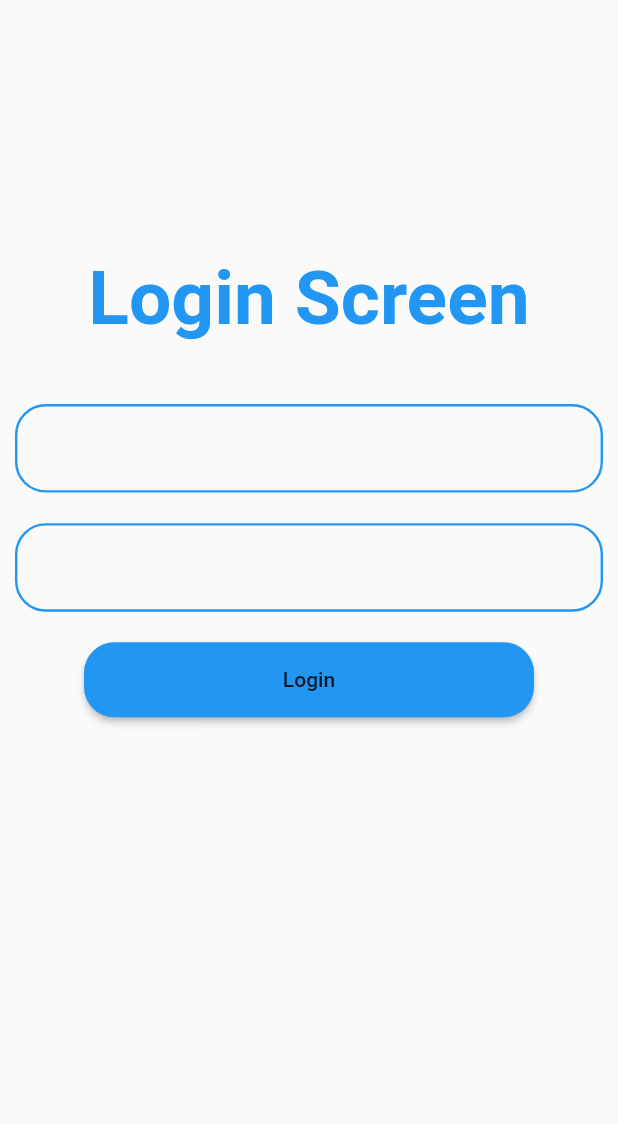
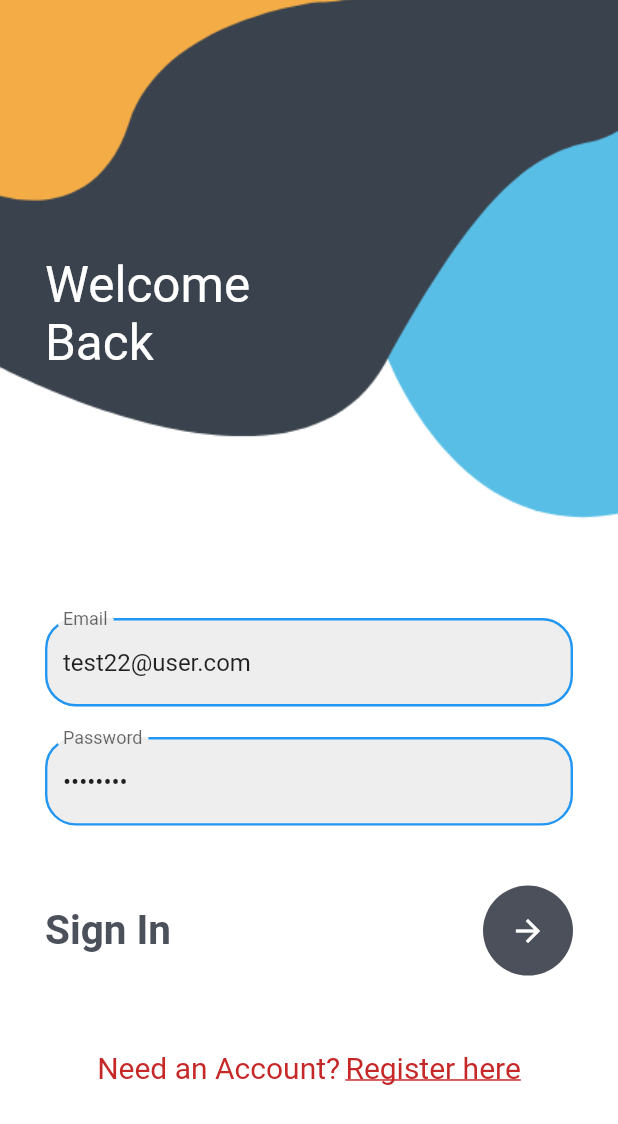
Before and after one commit to Excellarate-abhi/flutterproject, a Flutter app: the screen it shows after launch, on a phone screen of 412 x 824 dp. Shown: the top 1124 px of the screen. Run offline on Flutter 3.47's test engine with Material 2 defaults, Android fonts, the phone set to English and light mode, and no system bars; our stand-ins replace bloc, equatable, flutter_bloc, rxdart.

Commit message:
LoginScreenDone With API

```diff
--- a/lib/main.dart
+++ b/lib/main.dart
@@ -18,7 +18,7 @@ class MyApp extends StatelessWidget {
     return MultiBlocProvider(
       providers: [
         BlocProvider(create: (context) => LoginBloc(AuthRepo())),
-        //BlocProvider<RegisterBloc>(create: (context) => RegisterBloc()),
+        //BlocProvider(create: (context) => RegisterBloc()),
       ],
       child: MaterialApp(
         title: 'Flutter Demo',
--- /dev/null
+++ b/lib/screen/home.dart
@@ -0,0 +1,29 @@
+import 'package:flutter/material.dart';
+
+
+class HomePage extends StatefulWidget {
+  const HomePage({Key? key}) : super(key: key);
+
+  @override
+  State<HomePage> createState() => _HomePageState();
+}
+
+class _HomePageState extends State<HomePage> {
+
+
+  @override
+  void initState() {
+    super.initState();
+
+  }
+
+  @override
+  Widget build(BuildContext context) {
+    return Scaffold(
+      appBar: AppBar(title: const Text('Users'), centerTitle: true),
+      body: const Text(
+        "WELCOME"
+      )
+    );
+  }
+}
--- a/lib/screen/login_screen.dart
+++ b/lib/screen/login_screen.dart
@@ -1,11 +1,12 @@
+import 'package:flutter/gestures.dart';
 import 'package:flutter/material.dart';
 import 'package:flutter_bloc/flutter_bloc.dart';
 import 'package:flutternewproject/bloc/login_bloc.dart';
+import 'package:flutternewproject/screen/home.dart';
 import 'package:flutternewproject/screen/register_screen.dart';
 
 import '../widgets/custom_button.dart';
 import '../widgets/custom_textfield.dart';
-
 
 class LoginScreen extends StatefulWidget {
   const LoginScreen({Key? key}) : super(key: key);
@@ -17,9 +18,9 @@ class LoginScreen extends StatefulWidget {
 class _LoginScreenState extends State<LoginScreen> {
   LoginBloc? _loginBloc;
   final TextEditingController email =
-  TextEditingController(text: "");
+      TextEditingController(text: "test22@user.com");
   final TextEditingController password =
-  TextEditingController(text: "");
+      TextEditingController(text: "test2123");
 
   @override
   void initState() {
@@ -29,8 +30,107 @@ class _LoginScreenState extends State<LoginScreen> {
 
   @override
   Widget build(BuildContext context) {
-    return Scaffold(
-      body: SingleChildScrollView(
+    return Container(
+      decoration: BoxDecoration(
+          image: DecorationImage(
+        image: AssetImage('assets/login.png'),
+        fit: BoxFit.cover,
+      )),
+      child: Scaffold(
+        backgroundColor: Colors.transparent,
+        body: Stack(
+          children: [
+            Container(
+              padding: EdgeInsets.only(left: 30, top: 170),
+              child: Text(
+                'Welcome\nBack',
+                style: TextStyle(color: Colors.white, fontSize: 33),
+              ),
+            ),
+            SingleChildScrollView(
+              child: Container(
+                child: Padding(
+                  padding: EdgeInsets.only(
+                      top: MediaQuery.of(context).size.height * 0.5,
+                      right: 30,
+                      left: 30),
+                  child: Column(
+                    children: [
+                      CustomTextField(
+                        controller: email,
+                        hint: "Enter Email",
+                        label: "Email",
+                        inputType: TextInputType.emailAddress,
+                        obscure: false,
+                      ),
+                      const SizedBox(height: 20.4),
+                      CustomTextField(
+                        controller: password,
+                        hint: "Enter Password",
+                        label: "Password",
+                        inputType: TextInputType.emailAddress,
+                        obscure: true,
+                      ),
+                      const SizedBox(height: 40),
+                      Row(
+                        mainAxisAlignment: MainAxisAlignment.spaceBetween,
+                        children: [
+                          const Text(
+                            'Sign In',
+                            style: TextStyle(
+                                color: Color(0xff4c505b),
+                                fontSize: 27,
+                                fontWeight: FontWeight.w700),
+                          ),
+                          CircleAvatar(
+                            radius: 30,
+                            backgroundColor: Color(0xff4c505b),
+                            child: IconButton(
+                              color: Colors.white,
+                              onPressed: () {},
+                              icon: Icon(Icons.arrow_forward),
+                            ),
+                          ),
+                        ],
+                      ),
+                      SizedBox(height: 50),
+                      Align(
+                        alignment: Alignment.bottomCenter,
+                        child: Row(
+                          mainAxisAlignment: MainAxisAlignment.center,
+                          children: [
+                            RichText(
+                              text: TextSpan(
+                                  style: TextStyle(
+                                      color: Colors.red.shade800, fontSize: 20),
+                                  children: [
+                                    TextSpan(text: "Need an Account?"),
+                                    WidgetSpan(child: SizedBox(width: 3.5)),
+                                    TextSpan(
+                                        text: "Register here",
+                                        style: TextStyle(
+                                          decoration: TextDecoration.underline,
+                                        ),
+                                        recognizer: TapGestureRecognizer()
+                                          ..onTap = () {
+                                            Navigator.of(context).pushReplacement(
+                                                MaterialPageRoute(
+                                                    builder: (context) =>
+                                                        RegisterScreen()));
+                                          })
+                                  ]),
+                            ),
+                          ],
+                        ),
+                      )
+                    ],
+                  ),
+                ),
+              ),
+            )
+          ],
+        ),
+        /*body: SingleChildScrollView(
           padding: const EdgeInsets.symmetric(vertical: 170, horizontal: 10),
           child: Column(
             mainAxisAlignment: MainAxisAlignment.center,
@@ -46,11 +146,17 @@ class _LoginScreenState extends State<LoginScreen> {
               const SizedBox(height: 40.4),
               CustomTextField(
                 controller: email,
+                hint: "Enter Email",
+                label: "Email",
+                inputType: TextInputType.emailAddress,
                 obscure: false,
               ),
               const SizedBox(height: 20.4),
               CustomTextField(
-              controller: email,
+                controller: password,
+                hint: "Enter Password",
+                label: "Password",
+                inputType: TextInputType.emailAddress,
                 obscure: true,
               ),
               const SizedBox(height: 20.4),
@@ -62,8 +168,9 @@ class _LoginScreenState extends State<LoginScreen> {
                       color: Colors.blue,
                     ));
                   } else if (state is AuthSuccessful) {
-                  Navigator.push(context, MaterialPageRoute(builder: (context) {
-                    return const RegisterScreen();
+                    Navigator.push(context,
+                        MaterialPageRoute(builder: (context) {
+                      return const HomePage();
                     }));
                     ScaffoldMessenger.of(context).showSnackBar(const SnackBar(
                         content: Text(
@@ -92,8 +199,26 @@ class _LoginScreenState extends State<LoginScreen> {
                   text: "Login",
                 ),
               ),
+              const SizedBox(height: 20.4),
+              RichText(
+                text: TextSpan(
+                    style: TextStyle(color: Colors.red.shade800),
+                    children: [
+                      TextSpan(text: "Need an Account?"),
+                      WidgetSpan(child: SizedBox(width: 3.5)),
+                      TextSpan(
+                          text: "Register here",
+                          recognizer: TapGestureRecognizer()
+                            ..onTap = () {
+                              Navigator.of(context).pushReplacement(
+                                  MaterialPageRoute(
+                                      builder: (context) => RegisterScreen()));
+                            })
+                    ]),
+              )
             ],
           ),
+        ),*/
       ),
     );
   }
--- a/lib/widgets/custom_textfield.dart
+++ b/lib/widgets/custom_textfield.dart
@@ -3,7 +3,19 @@ import 'package:flutter/material.dart';
 class CustomTextField extends StatefulWidget {
   final TextEditingController? controller;
   final bool? obscure;
-  const CustomTextField({this.controller, this.obscure, Key? key})
+  final String? hint;
+  final String? label;
+  final TextInputType? inputType;
+  final Function? validator;
+
+  const CustomTextField(
+      {this.controller,
+      this.obscure,
+      this.hint,
+      this.inputType,
+      this.validator,
+      this.label,
+      Key? key})
       : super(key: key);
 
   @override
@@ -12,12 +24,18 @@ class CustomTextField extends StatefulWidget {
 
 class _CustomTextFieldState extends State<CustomTextField> {
   late bool obsc = widget.obscure ?? false;
+
   @override
   Widget build(BuildContext context) {
-    return TextFormField(
+    return TextField(
+      keyboardType: widget.inputType,
       controller: widget.controller,
       obscureText: obsc,
       decoration: InputDecoration(
+        hintText: widget.hint,
+        labelText: widget.label,
+        fillColor: Colors.grey.shade200,
+        filled: true,
         border: OutlineInputBorder(
           borderRadius: BorderRadius.circular(20.5),
           borderSide: const BorderSide(color: Colors.blue, width: 1.6),
--- a/pubspec.yaml
+++ b/pubspec.yaml
@@ -30,3 +30,7 @@ flutter:
 
 
   uses-material-design: true
+
+
+  assets:
+    - assets/
```
Also changed, not shown: assets/login.png (added), assets/register.png (added), 13 other files. Lines whose indentation alone changed are shown as unchanged.
